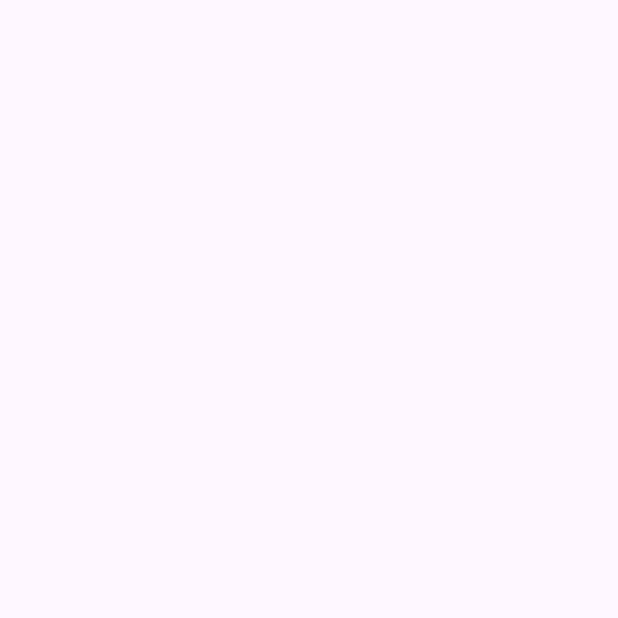
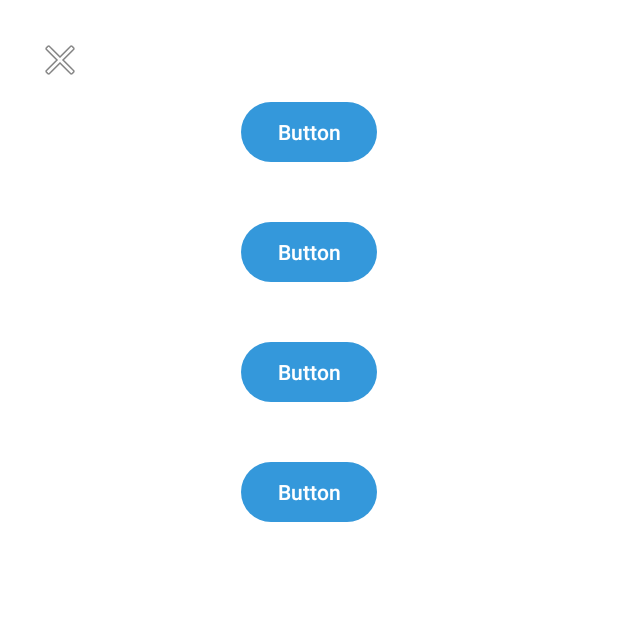
Before and after one commit to nasim650/Workout-App-Java, an Android app: the food_or_nutrition screen opened directly, with no data from a screen before it, on a phone screen of 412 x 824 dp, the top half of it. Before the commit the part shown is empty. Run offline under Robolectric (Android 15) with nearby library versions, the phone set to English and light mode, and no system bars.

Commit message:
Add nutrition and food xml

```diff
--- a/app/src/main/res/layout/activity_food_or_nutrition.xml
+++ b/app/src/main/res/layout/activity_food_or_nutrition.xml
@@ -4,6 +4,58 @@
     xmlns:tools="http://schemas.android.com/tools"
     android:layout_width="match_parent"
     android:layout_height="match_parent"
-    tools:context=".food_or_nutrition">
+    tools:context=".food_or_nutrition"
+    android:background="@color/white"
+    >
+
+    <ImageView
+        android:id="@+id/imageView"
+        android:layout_width="wrap_content"
+        android:layout_height="wrap_content"
+        android:layout_marginStart="24dp"
+        android:layout_marginTop="24dp"
+        app:layout_constraintStart_toStartOf="parent"
+        app:layout_constraintTop_toTopOf="parent"
+        app:srcCompat="@android:drawable/ic_menu_close_clear_cancel" />
+
+    <Button
+        android:id="@+id/button3"
+        android:layout_width="wrap_content"
+        android:layout_height="wrap_content"
+        android:layout_marginTop="64dp"
+        android:text="Button"
+        app:layout_constraintEnd_toEndOf="parent"
+        app:layout_constraintStart_toStartOf="parent"
+        app:layout_constraintTop_toTopOf="parent" />
+
+    <Button
+        android:id="@+id/button4"
+        android:layout_width="wrap_content"
+        android:layout_height="wrap_content"
+        android:layout_marginTop="32dp"
+        android:text="Button"
+        app:layout_constraintEnd_toEndOf="@+id/button3"
+        app:layout_constraintStart_toStartOf="@+id/button3"
+        app:layout_constraintTop_toBottomOf="@+id/button3" />
+
+    <Button
+        android:id="@+id/button6"
+        android:layout_width="wrap_content"
+        android:layout_height="wrap_content"
+        android:layout_marginTop="32dp"
+        android:text="Button"
+        app:layout_constraintEnd_toEndOf="@+id/button4"
+        app:layout_constraintStart_toStartOf="@+id/button4"
+        app:layout_constraintTop_toBottomOf="@+id/button4" />
+
+    <Button
+        android:id="@+id/button7"
+        android:layout_width="wrap_content"
+        android:layout_height="wrap_content"
+        android:layout_marginTop="32dp"
+        android:text="Button"
+        app:layout_constraintEnd_toEndOf="@+id/button6"
+        app:layout_constraintStart_toStartOf="@+id/button6"
+        app:layout_constraintTop_toBottomOf="@+id/button6" />
 
 </androidx.constraintlayout.widget.ConstraintLayout>
```
